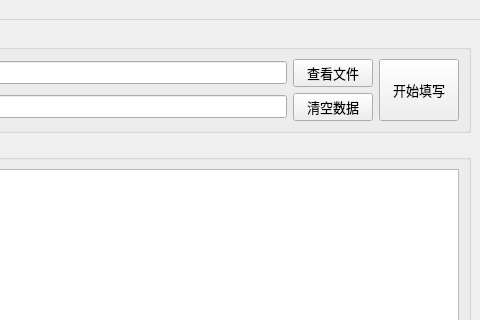
Above: Prince_Operate_Ui.ui from chen-huai/Prince_App before the change; both pictures show x 505 to 985 and y 0 to 320 of the 985 by 723 pixel window. Below: the same form after it.
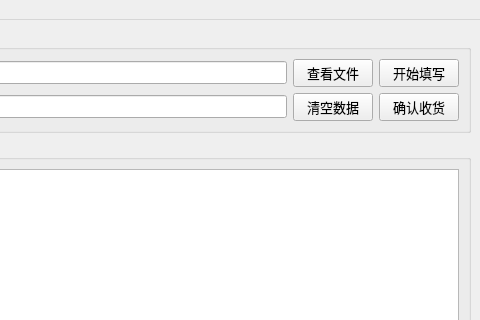
That is the form after the change. Icons and pictures are not drawn.

Commit message: 增加确认收货功能

Diff of the .ui file:
```diff
--- a/Prince_Operate_Ui.ui
+++ b/Prince_Operate_Ui.ui
@@ -92,7 +92,7 @@
          </property>
         </widget>
        </item>
-       <item row="0" column="3" rowspan="2">
+       <item row="0" column="3">
         <widget class="QPushButton" name="pushButton">
          <property name="sizePolicy">
           <sizepolicy hsizetype="Minimum" vsizetype="Expanding">
@@ -105,6 +105,13 @@
          </property>
         </widget>
        </item>
+       <item row="1" column="3">
+        <widget class="QPushButton" name="pushButton_6">
+         <property name="text">
+          <string>确认收货</string>
+         </property>
+        </widget>
+       </item>
       </layout>
      </widget>
     </item>
```
The commit also changes 3 other files.
